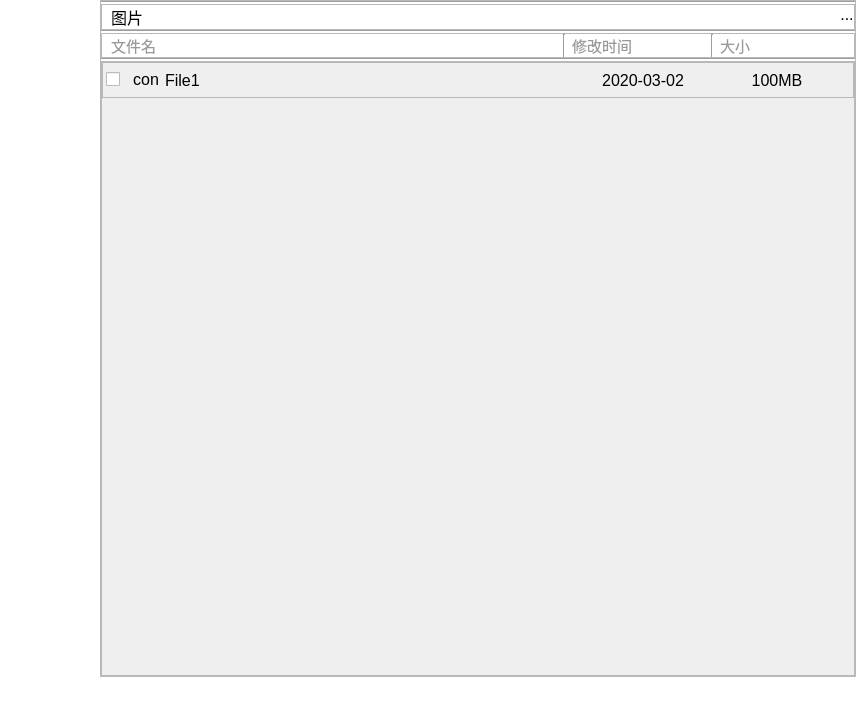
The window that ui/PhotoShow.ui (aibotez/SBCClientV2) describes before a commit, drawn with Qt 5.
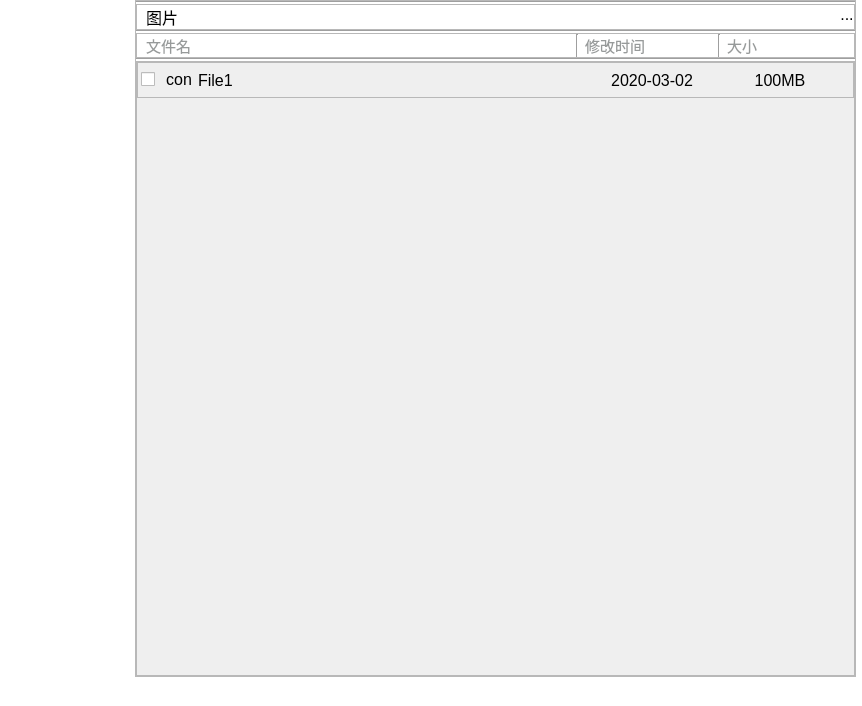
The same window after the commit. Icons and pictures are not drawn.

```diff
--- a/ui/PhotoShow.ui
+++ b/ui/PhotoShow.ui
@@ -67,9 +67,9 @@
    <widget class="QFrame" name="frame_PhotoShow">
     <property name="geometry">
      <rect>
-      <x>100</x>
+      <x>135</x>
       <y>0</y>
-      <width>756</width>
+      <width>721</width>
       <height>677</height>
      </rect>
     </property>
@@ -350,7 +350,7 @@
          <rect>
           <x>0</x>
           <y>0</y>
-          <width>752</width>
+          <width>717</width>
           <height>623</height>
          </rect>
         </property>
```
